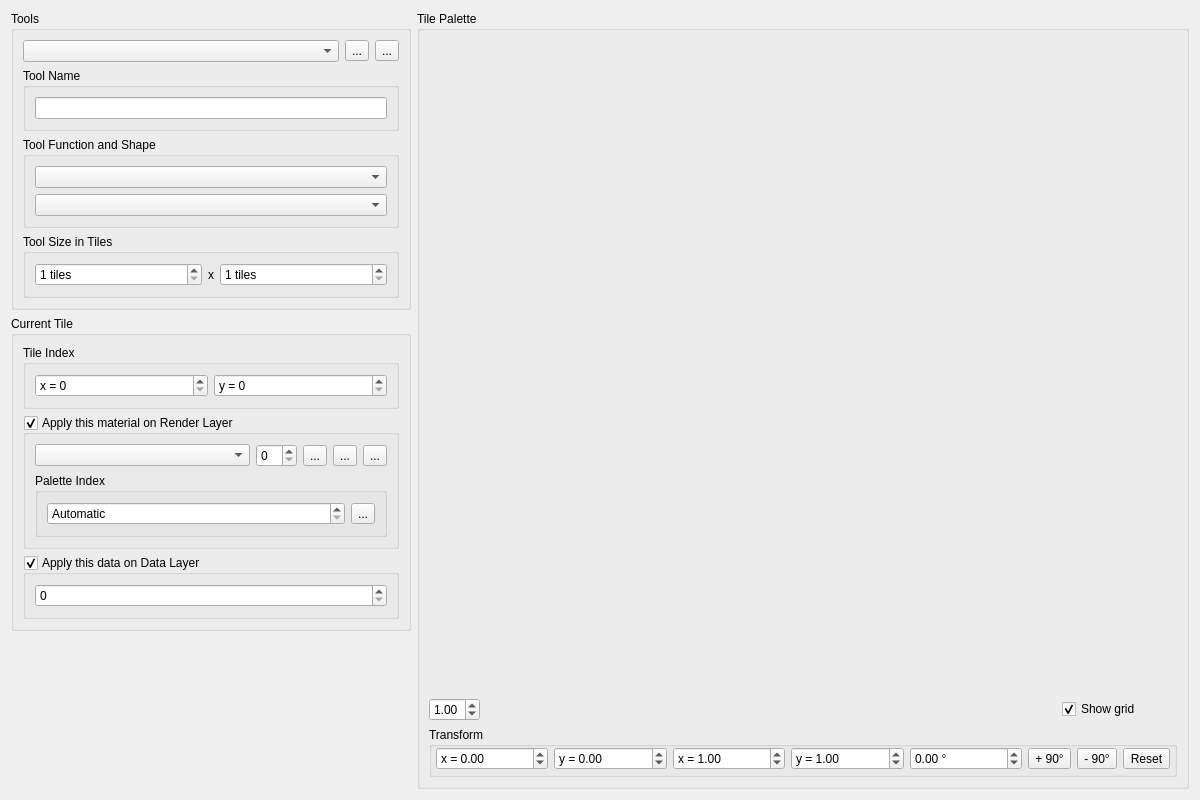
First picture: the form in editor/gui/dlgtiletool.ui, repository ensisoft/detonator, before the edit.
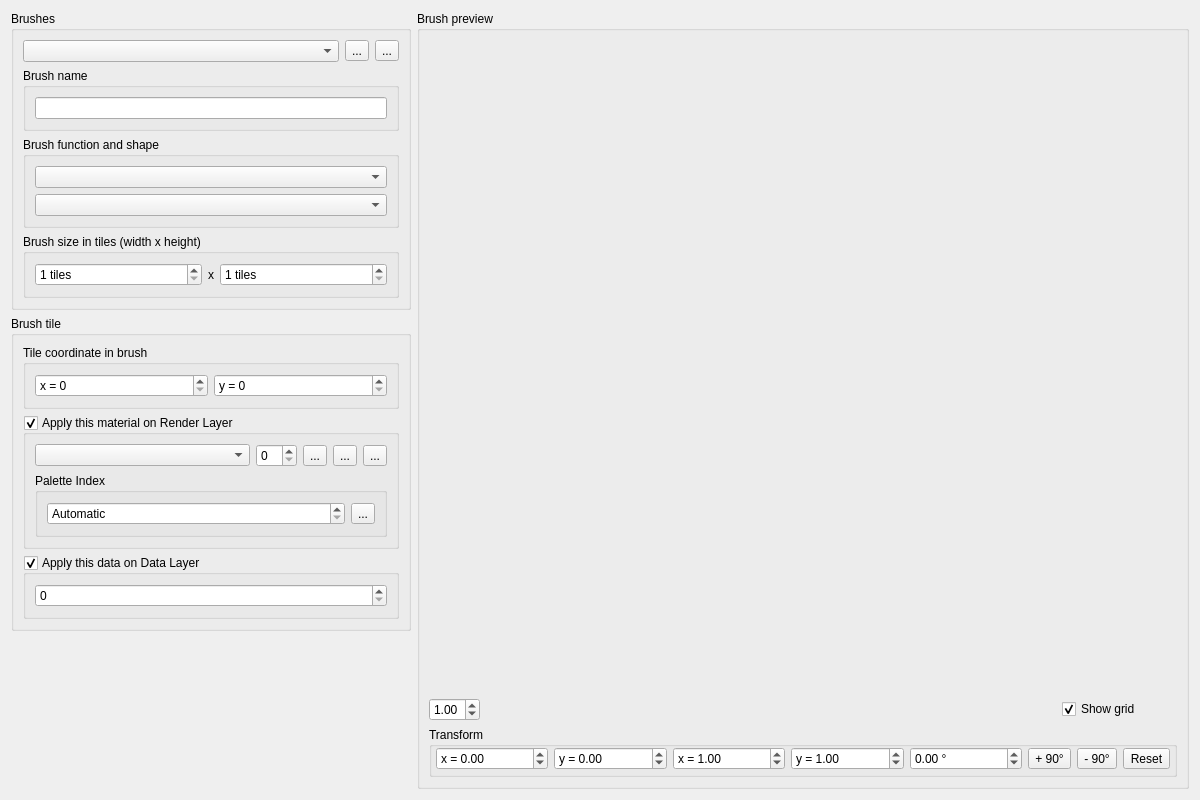
Second picture: the form after the edit. Icons and pictures are not drawn. Custom widgets are drawn as their Qt base class.

Commit message:
Facelift tile tool dialog and rename tool to brush
Facelift tile tool dialog and rename tool to brush.

Patch:
```diff
--- a/editor/gui/dlgtiletool.ui
+++ b/editor/gui/dlgtiletool.ui
@@ -35,7 +35,7 @@
         </size>
        </property>
        <property name="title">
-        <string>Tools</string>
+        <string>Brushes</string>
        </property>
        <property name="flat">
         <bool>false</bool>
@@ -89,7 +89,7 @@
         <item>
          <widget class="QGroupBox" name="groupBox_3">
           <property name="title">
-           <string>Tool Name</string>
+           <string>Brush name</string>
           </property>
           <property name="flat">
            <bool>true</bool>
@@ -104,7 +104,7 @@
         <item>
          <widget class="QGroupBox" name="groupBox_7">
           <property name="title">
-           <string>Tool Function and Shape</string>
+           <string>Brush function and shape</string>
           </property>
           <property name="flat">
            <bool>true</bool>
@@ -122,7 +122,7 @@
         <item>
          <widget class="QGroupBox" name="groupBox_4">
           <property name="title">
-           <string>Tool Size in Tiles</string>
+           <string>Brush size in tiles (width x height)</string>
           </property>
           <property name="flat">
            <bool>true</bool>
@@ -194,13 +194,13 @@
         </size>
        </property>
        <property name="title">
-        <string>Current Tile</string>
+        <string>Brush tile</string>
        </property>
        <layout class="QVBoxLayout" name="verticalLayout_3">
         <item>
          <widget class="QGroupBox" name="groupBox_8">
           <property name="title">
-           <string>Tile Index</string>
+           <string>Tile coordinate in brush</string>
           </property>
           <property name="flat">
            <bool>true</bool>
@@ -425,7 +425,7 @@
    <item>
     <widget class="QGroupBox" name="groupBox_2">
      <property name="title">
-      <string>Tile Palette</string>
+      <string>Brush preview</string>
      </property>
      <layout class="QVBoxLayout" name="verticalLayout_4">
       <item>
```
Left out of the diff: 4 changed lines with no effect on the pictures. The commit also changes 4 other files.
